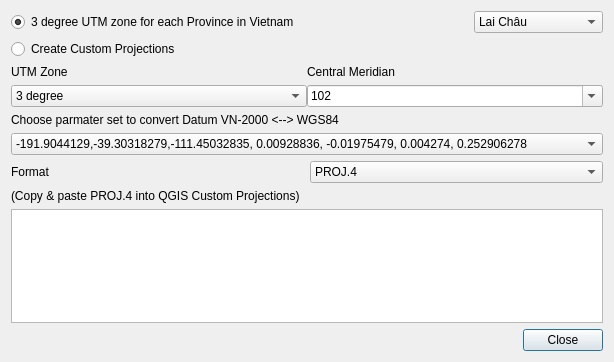
First picture: the form in forms/hcmgis_customprojections_form.ui, repository thangqd/HCMGIS, before the edit.
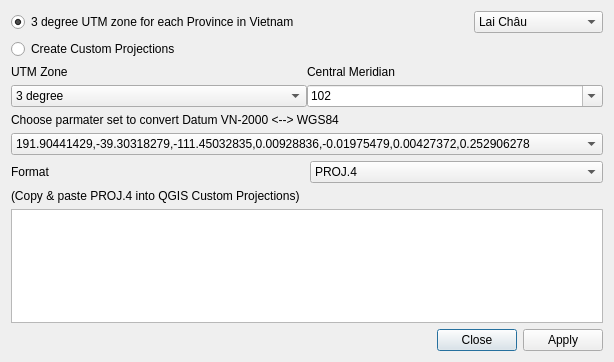
Second picture: the form after the edit.

```diff
--- a/forms/hcmgis_customprojections_form.ui
+++ b/forms/hcmgis_customprojections_form.ui
@@ -542,7 +542,7 @@
     <widget class="QComboBox" name="cboParameters">
      <item>
       <property name="text">
-       <string>-191.9044129,-39.30318279,-111.45032835, 0.00928836, -0.01975479, 0.004274, 0.252906278</string>
+       <string>191.90441429,-39.30318279,-111.45032835,0.00928836,-0.01975479,0.00427372,0.252906278</string>
       </property>
      </item>
      <item>
@@ -608,7 +608,7 @@
    <item>
     <widget class="QDialogButtonBox" name="BtnOKCancel">
      <property name="standardButtons">
-      <set>QDialogButtonBox::Close</set>
+      <set>QDialogButtonBox::Apply|QDialogButtonBox::Close</set>
      </property>
     </widget>
    </item>
```
Left out of the diff: 9 changed lines with no effect on the pictures.
